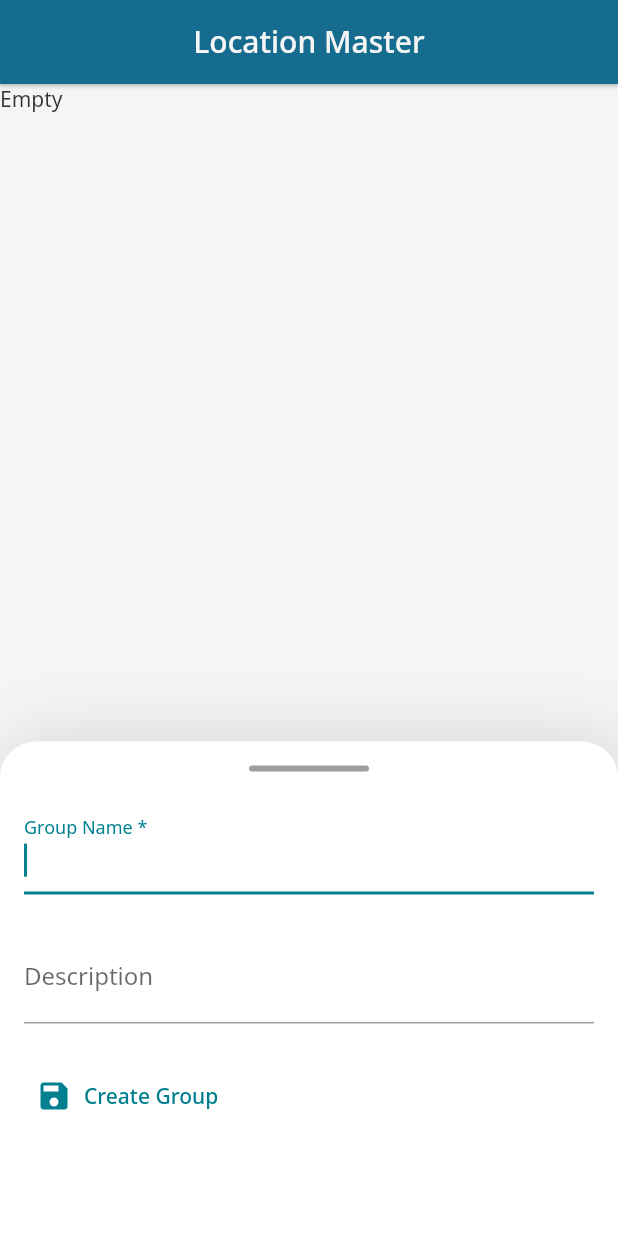
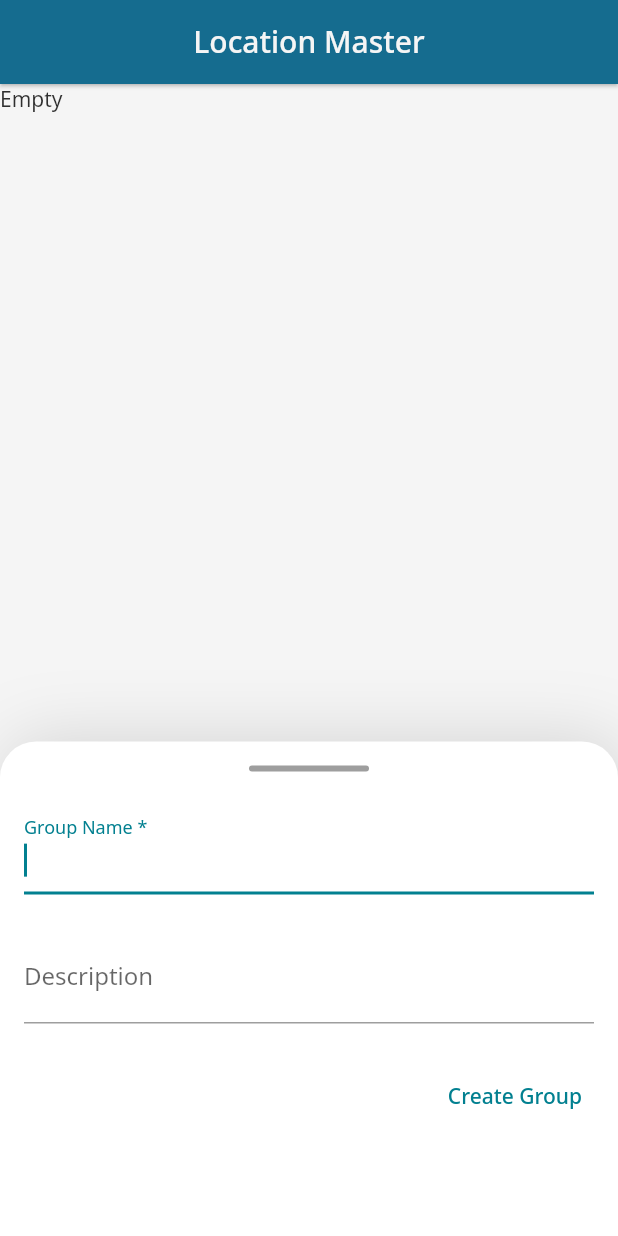
Before and after one commit to shreekaramhq/location-master, a Flutter app: the screen it shows after launch, after a tap on the "list" icon, on a phone screen of 412 x 824 dp. Run offline on Flutter 3.47's test engine with Material 2 defaults, Android fonts, the phone set to English and light mode, and no system bars; our stand-ins replace flutter_riverpod, flutter_slidable, flutter_svg, freezed_annotation, geolocator, go_router and 3 more; accounts and stored records are empty.

Commit message:
Make database changes and refactor the group module

```diff
--- a/lib/modules/group/providers/group_watcher_notifier.dart
+++ b/lib/modules/group/providers/group_watcher_notifier.dart
@@ -23,8 +23,10 @@ class GroupWatcherNotifier extends StateNotifier<GroupWatcherState> {
           final group = _group.value as GroupModel;
 
           state = state.maybeWhen(
-            groupsLoaded: (groups) => GroupWatcherState.groupsLoaded(
-                groups.map((g) => g.id == group.id ? group : g).toList()),
+            groupsLoaded: (groups) {
+              return GroupWatcherState.groupsLoaded(
+                  groups.map((g) => g.id == group.id ? group : g).toList());
+            },
             orElse: () => GroupWatcherState.groupsLoaded([_group.value]),
           );
         },
@@ -47,8 +49,10 @@ class GroupWatcherNotifier extends StateNotifier<GroupWatcherState> {
     });
   }
 
-  getGroups() async {
-    state = const GroupWatcherState.loading();
+  getGroups({bool? silently}) async {
+    if (silently == false) {
+      state = const GroupWatcherState.loading();
+    }
 
     final response = await _groupRepository.getAllGroups();
 
--- a/lib/modules/group/widgets/group_form.dart
+++ b/lib/modules/group/widgets/group_form.dart
@@ -48,22 +48,22 @@ class _GroupFormState extends State<GroupForm> {
     return DraggableBottomSheet(
       maxChildSize: 0.4,
       initialChildSize: 0.4,
+      minChildSize: 0.4,
       builder: (BuildContext context, ScrollController scrollController) {
         return SingleChildScrollView(
           physics: const ClampingScrollPhysics(),
           controller: scrollController,
           child: Column(
-            crossAxisAlignment: CrossAxisAlignment.start,
+            crossAxisAlignment: CrossAxisAlignment.end,
             children: [
               const SizedBox(height: 24),
               _name(),
               const SizedBox(height: 24),
               _description(),
               const SizedBox(height: 24),
-              TextButton.icon(
-                icon: const Icon(Icons.save),
-                label: Text(widget.buttonText),
+              TextButton(
                 onPressed: onPressed,
+                child: Text(widget.buttonText),
               ),
             ],
           ),
--- a/lib/modules/home/home_page.dart
+++ b/lib/modules/home/home_page.dart
@@ -2,7 +2,6 @@ import 'package:flutter/material.dart';
 import 'package:flutter_riverpod/flutter_riverpod.dart';
 import 'package:flutter_svg/flutter_svg.dart';
 import 'package:locationmaster/modules/group/groups_list_page.dart';
-import 'package:locationmaster/providers.dart';
 
 class HomePage extends ConsumerStatefulWidget {
   const HomePage({Key? key}) : super(key: key);
@@ -13,14 +12,6 @@ class HomePage extends ConsumerStatefulWidget {
 
 class _HomePageState extends ConsumerState<HomePage> {
   int selectedIndex = 0;
-
-  @override
-  void initState() {
-    WidgetsBinding.instance.addPostFrameCallback((timeStamp) {
-      ref.read(groupwatcherProvider.notifier).getGroups();
-    });
-    super.initState();
-  }
 
   @override
   Widget build(BuildContext context) {
@@ -45,7 +36,12 @@ class _HomePageState extends ConsumerState<HomePage> {
                   ),
                 ),
               ),
-              const Text("Plan your trips"),
+              const Text(
+                "Plan your trips",
+                style: TextStyle(
+                  fontSize: 20,
+                ),
+              ),
               const Text("coming soon"),
             ],
           )
--- a/lib/navigation/app_navigator.dart
+++ b/lib/navigation/app_navigator.dart
@@ -28,6 +28,10 @@ abstract class AppNavigator {
 
   static GoRouter createAppRouter() {
     return GoRouter(
+      navigatorKey: navigatorKey,
+      observers: [
+        routeObserver,
+      ],
       initialLocation: AppRoutes.homePage.path,
       errorBuilder: (ctx, state) => const Scaffold(
         body: Center(
--- a/lib/navigation/app_routes.dart
+++ b/lib/navigation/app_routes.dart
@@ -1,3 +1,7 @@
+import 'package:flutter/material.dart';
+
+import '../modules/group/group_route_observer.dart';
+
 class AppRoute {
   final String name;
   final String path;
@@ -19,3 +23,7 @@ abstract class AppRoutes {
 
   static final groupPage = AppRoute(name: "group", path: "groups/:id");
 }
+
+final RouteObserver<ModalRoute> routeObserver = GroupRouteObserver();
+
+final navigatorKey = GlobalKey<NavigatorState>();
--- a/lib/shared/infrastructure/database/queries.dart
+++ b/lib/shared/infrastructure/database/queries.dart
@@ -15,7 +15,9 @@ const selectGroupsQuery =
 const selectGroupByIdQuery =
     '''SELECT *, (select count(*) from location where group_id=g.id) as location_count from groups g where id=?''';
 
-const selectLocationQuery = '''SELECT * from location where group_id=?''';
+const selectLocationByGroupQuery = '''SELECT * from location where group_id=?''';
+
+const selectLocationByIdQuery = '''SELECT * from location where id=?''';
 
 const selectAllLocationQuery = '''SELECT * from location''';
 
--- a/lib/shared/infrastructure/database/schema.dart
+++ b/lib/shared/infrastructure/database/schema.dart
@@ -9,8 +9,8 @@ const createGroupsTable = '''CREATE TABLE groups(
 const createLocationTable = '''CREATE TABLE location(
             id TEXT PRIMARY KEY,
             name TEXT NOT NULL,
-            latitude TEXT NOT NULL,
-            longitude TEXT NOT NULL,
+            latitude REAL NOT NULL,
+            longitude REAL NOT NULL,
             group_id TEXT NOT NULL,
             description TEXT,
             updated_at TEXT NOT NULL,
@@ -28,7 +28,7 @@ const createLocationPinsTable = '''CREATE TABLE location_pin(
             created_at TEXT NOT NULL,
             updated_at TEXT NOT NULL,
             FOREIGN KEY(location_id)
-              REFERENCES locations(id)
+              REFERENCES location(id)
                 ON DELETE CASCADE
                 ON UPDATE CASCADE
             )
--- a/lib/shared/infrastructure/database/sql_database.dart
+++ b/lib/shared/infrastructure/database/sql_database.dart
@@ -14,7 +14,12 @@ const GROUPS_TABLE = "groups";
 
 Future onCreateDatabase(Transaction txn) async {
   return txn.insert(
-      GROUPS_TABLE, GroupModelDto.fromDomain(GroupModel.empty().copyWith(name: "Inbox")).toMap());
+      GROUPS_TABLE,
+      GroupModelDto.fromDomain(GroupModel.empty().copyWith(
+        id: "ccd13ccf-9bb8-4469-9cd0-d80c0921a72c",
+        name: "Inbox",
+        description: "Default group",
+      )).toMap());
 }
 
 class SqlDatabase {
@@ -36,6 +41,7 @@ class SqlDatabase {
   }
 
   initialiseDatabase(Future Function(Transaction txn) onCreate) async {
+    try {
       final db = await openDatabase(
         _dbPath,
         version: _version,
@@ -50,5 +56,8 @@ class SqlDatabase {
 
       // Any code awaiting the Completer's future will now start executing
       _dbOpenCompleter.complete(db);
+    } catch (e) {
+      print(e.toString());
     }
   }
+}
```
Also changed, not shown: lib/modules/group/group_route_observer.dart (added, +8 -0 lines), lib/modules/group/groups_list_page.dart (+81 -4 lines), lib/modules/group/views/group_list_view.dart (+8 -2 lines), lib/modules/group/widgets/slidable_tile.dart (+65 -14 lines), lib/modules/home/home_page_legacy.dart (deleted, +0 -200 lines), lib/shared/infrastructure/gps/gps_service.dart (+6 -18 lines), 6 other files. Lines whose indentation alone changed are shown as unchanged.
